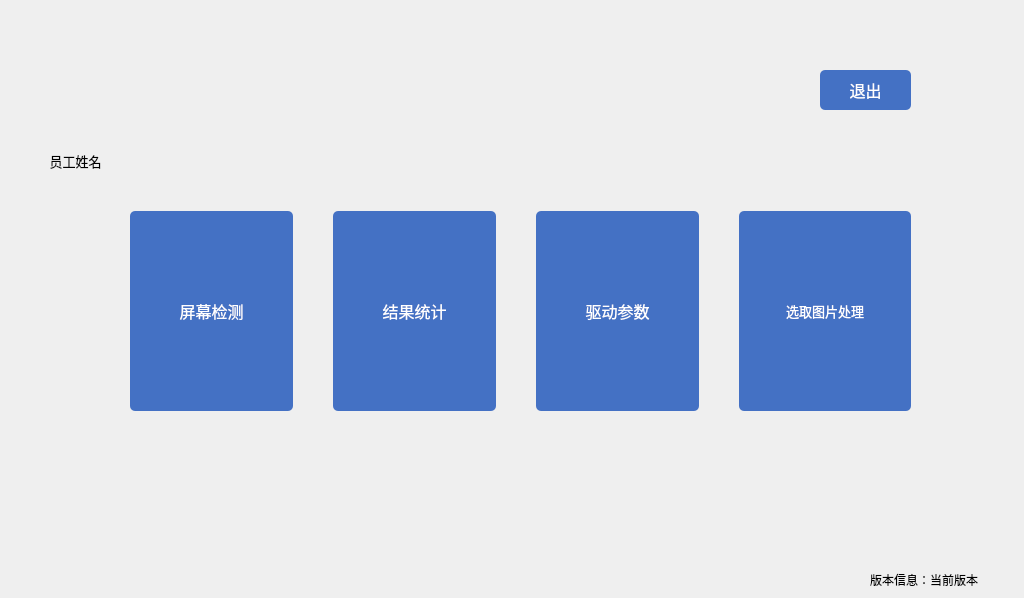
Before: the Qt Designer form choose.ui in jaueone/Magnetic, drawn with Qt 5.
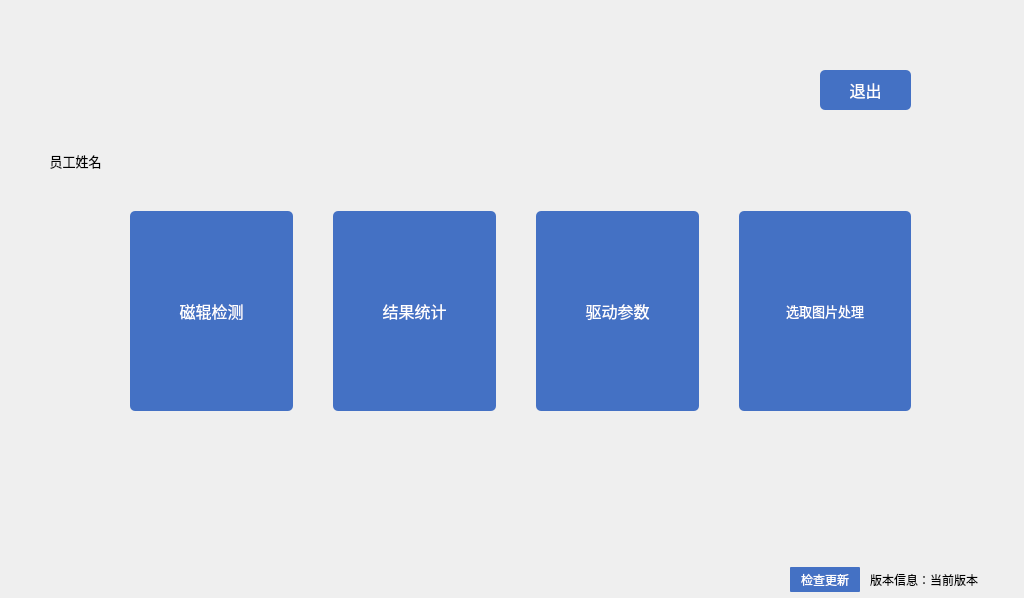
After: the same form once the commit is applied.

Commit message: 1,添加算法参数配置页面 ，2，数据库添加算法储存表  3，更新算法

Diff of the .ui file:
```diff
--- a/choose.ui
+++ b/choose.ui
@@ -95,7 +95,7 @@
 QPushButton::pressed{background-color: rgb(142, 170, 220);}</string>
       </property>
       <property name="text">
-       <string>屏幕检测</string>
+       <string>磁辊检测</string>
       </property>
      </widget>
     </item>
@@ -261,6 +261,40 @@
     <set>Qt::AlignCenter</set>
    </property>
   </widget>
+  <widget class="QPushButton" name="pushButton_6">
+   <property name="geometry">
+    <rect>
+     <x>790</x>
+     <y>567</y>
+     <width>70</width>
+     <height>25</height>
+    </rect>
+   </property>
+   <property name="sizePolicy">
+    <sizepolicy hsizetype="Minimum" vsizetype="Fixed">
+     <horstretch>0</horstretch>
+     <verstretch>0</verstretch>
+    </sizepolicy>
+   </property>
+   <property name="minimumSize">
+    <size>
+     <width>70</width>
+     <height>20</height>
+    </size>
+   </property>
+   <property name="font">
+    <font>
+     <family>微软雅黑</family>
+     <pointsize>9</pointsize>
+    </font>
+   </property>
+   <property name="styleSheet">
+    <string notr="true">QPushButton{color:white;background-color: rgb(68, 113, 196);border-radius:1px}                               QPushButton::pressed{background-color: rgb(142, 170, 220);}</string>
+   </property>
+   <property name="text">
+    <string>检查更新</string>
+   </property>
+  </widget>
  </widget>
  <resources/>
  <connections/>
```
The commit also changes 15 other files.
